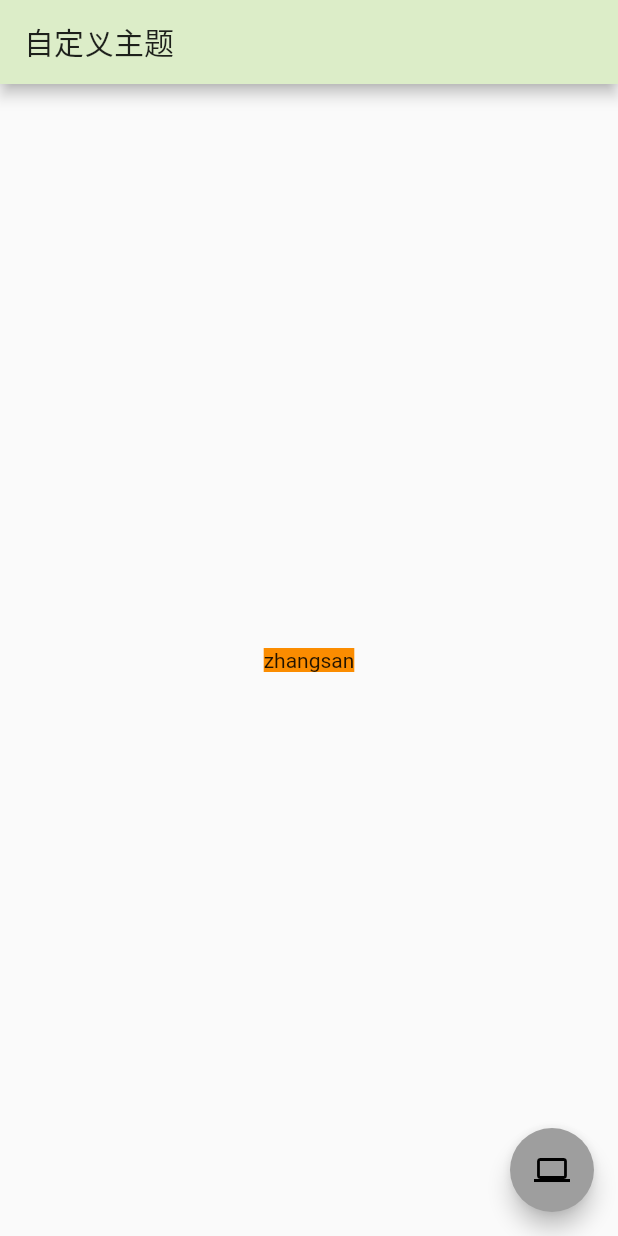
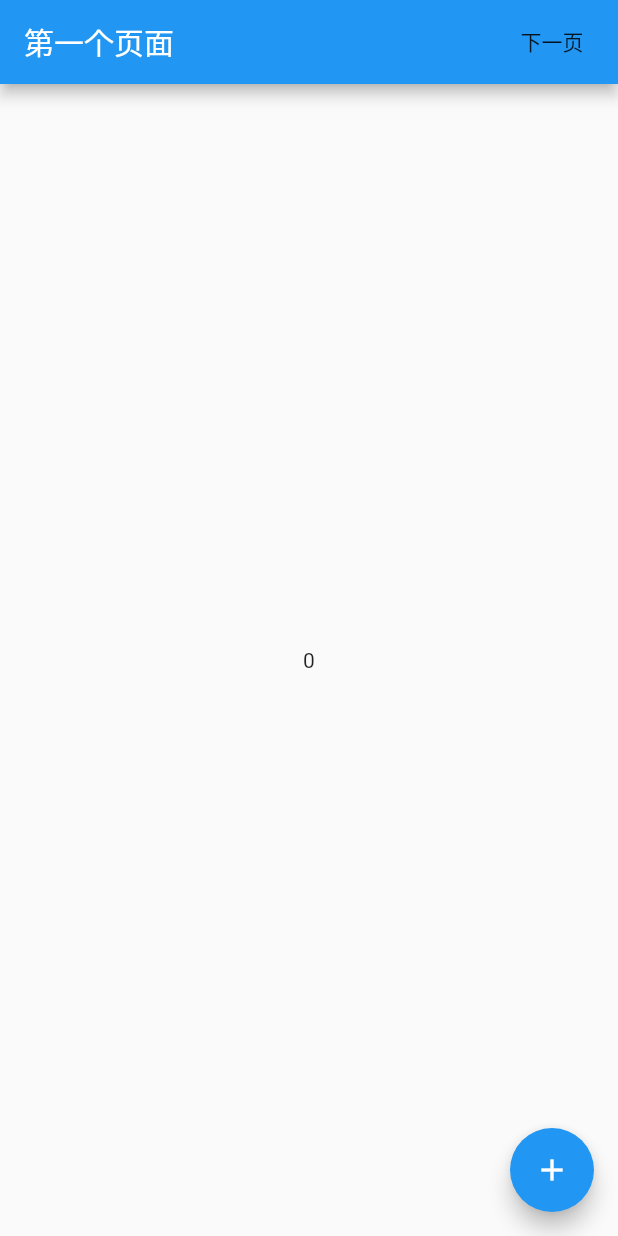
Before and after one commit to MrEric125/louis-coub-script, a Flutter app: the screen it shows after launch, on a phone screen of 412 x 824 dp. Run offline on Flutter 3.47's test engine with Material 2 defaults, Android fonts, the phone set to English and light mode, and no system bars.

Commit message:
状态管理相关

```diff
--- a/louis_coub_flutter/lib/main.dart
+++ b/louis_coub_flutter/lib/main.dart
@@ -1,4 +1,5 @@
 import 'package:flutter/material.dart';
+import 'package:provider/provider.dart';
 
 void main() {
   runApp(MyApp());
@@ -8,58 +9,71 @@ void main() {
 class MyApp extends StatelessWidget{
   @override
   Widget build(BuildContext context) {
-    // TODO: implement build
-    print("===========================");
-    final appName='自定义主题';
-    print(context);
-    return MaterialApp(
-      title: "welcome to flutter",
-      theme: ThemeData(
-        brightness: Brightness.light,
-        primaryColor: Colors.lightGreen[100],
+    return MultiProvider(
+        providers:[
+          ChangeNotifierProvider(create: (_)=>Counter(),)
 
-        accentColor:Colors.orange[600]
-      ),
-      home: MyHomePage(
-        title: appName,
+    ],
+      child: MaterialApp(
+        title: "provider示例",
+        home: FirstPage(),
       ),
     );
-
   }
 
 }
-class MyHomePage extends StatelessWidget{
-
-  final String title;
-  MyHomePage({Key key,@required this.title}): super(key: key);
+class FirstPage extends StatelessWidget{
+  @override
+  Widget build(BuildContext context) {
+    return Scaffold(
+      appBar: AppBar(
+        title: Text("第一个页面"),
+        actions: <Widget>[
+          FlatButton(onPressed: ()=>Navigator.push(context, MaterialPageRoute(builder: (context){
+            return SecondPage();
+          })), child: Text("下一页"))
+        ],
+      ),
+      body: Center(
+        child: Text("${Provider.of<Counter>(context).count}"),
+      ),
+      floatingActionButton: FloatingActionButton(
+        onPressed: (){
+          Provider.of<Counter>(context).increment();
+        },
+        child: Icon(Icons.add),
+      ),
+    );
+  }
+}
+class SecondPage extends StatelessWidget{
   @override
   Widget build(BuildContext context) {
     // TODO: implement build
     return Scaffold(
       appBar: AppBar(
-        title: Text(title),
+        title: Text("第二个页面"),
 
       ),
       body: Center(
-        child: Container(
-          color: Theme.of(context).accentColor,
-          child: Text(
-            "zhangsan"
-          ),
+        child: Text("${Provider.of<Counter>(context).count}"),
+      ),
+      floatingActionButton: FloatingActionButton(
+        onPressed: (){
+          Provider.of<Counter>(context).increment();
 
-        ),
-
+        },
+        child: Icon(Icons.add),
       ),
-      floatingActionButton: Theme(
-        data: Theme.of(context).copyWith(accentColor: Colors.grey),
-        child: FloatingActionButton(
-          onPressed: null,
-          child: Icon(Icons.computer),
-        ),
-
-      ),
-
     );
   }
 
 }
+class Counter with ChangeNotifier{
+  int _count=0;
+  int get count=>_count;
+  void increment(){
+    _count++;
+    notifyListeners();
+  }
+}
--- a/louis_coub_flutter/pubspec.yaml
+++ b/louis_coub_flutter/pubspec.yaml
@@ -28,6 +28,7 @@ dependencies:
   # The following adds the Cupertino Icons font to your application.
   # Use with the CupertinoIcons class for iOS style icons.
   cupertino_icons: ^1.0.0
+  provider: ^4.3.3
 
 dev_dependencies:
   flutter_test:
```
Also changed, not shown: louis_coub_flutter/pubspec.lock.
